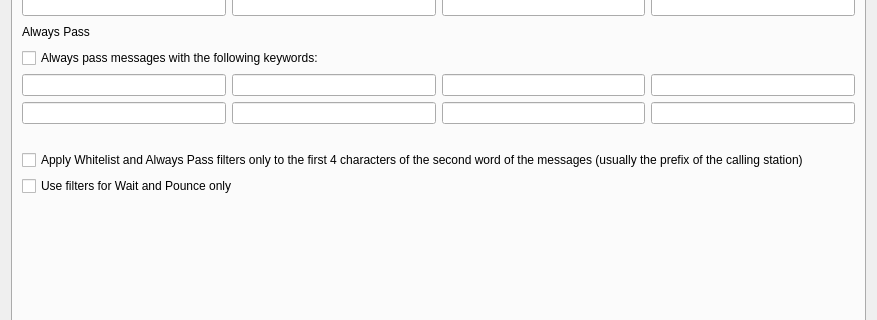
The window that Configuration_Alerts_PLUS.ui (GeoBaltz/wsjtx) describes before a commit, drawn with Qt 5; both pictures show x 0 to 877 and y 316 to 636 of the 877 by 718 pixel window.
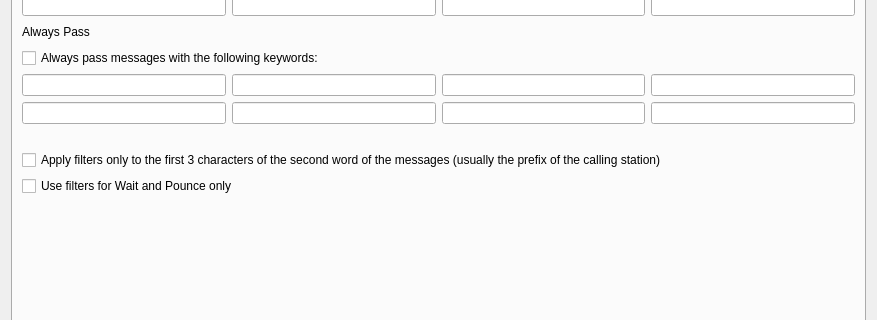
The same window after the commit. The open tabs and pages were chosen to show the change. Custom widgets are drawn as their Qt base class.

Commit message: Filters: New option to apply also Blacklist filters only to prefixes + detect directional calls + bug fixes.

The edit to the form file:
```diff
--- a/Configuration_Alerts_PLUS.ui
+++ b/Configuration_Alerts_PLUS.ui
@@ -4019,7 +4019,7 @@
             <string>&lt;html&gt;&lt;head/&gt;&lt;body&gt;&lt;p&gt;Apply Whitelist and Always Pass filters only to the first 4 characters of the second word of the messages (which usually contain the prefix of the calling station).&lt;/p&gt;&lt;/body&gt;&lt;/html&gt;</string>
            </property>
            <property name="text">
-            <string>Apply Whitelist and Always Pass filters only to the first 4 characters of the second word of the messages (usually the prefix of the calling station)</string>
+            <string>Apply filters only to the first 3 characters of the second word of the messages (usually the prefix of the calling station)</string>
            </property>
           </widget>
          </item>
```
Left out of the diff: 14 changed lines with no effect on the pictures. The commit also changes 12 other files.
